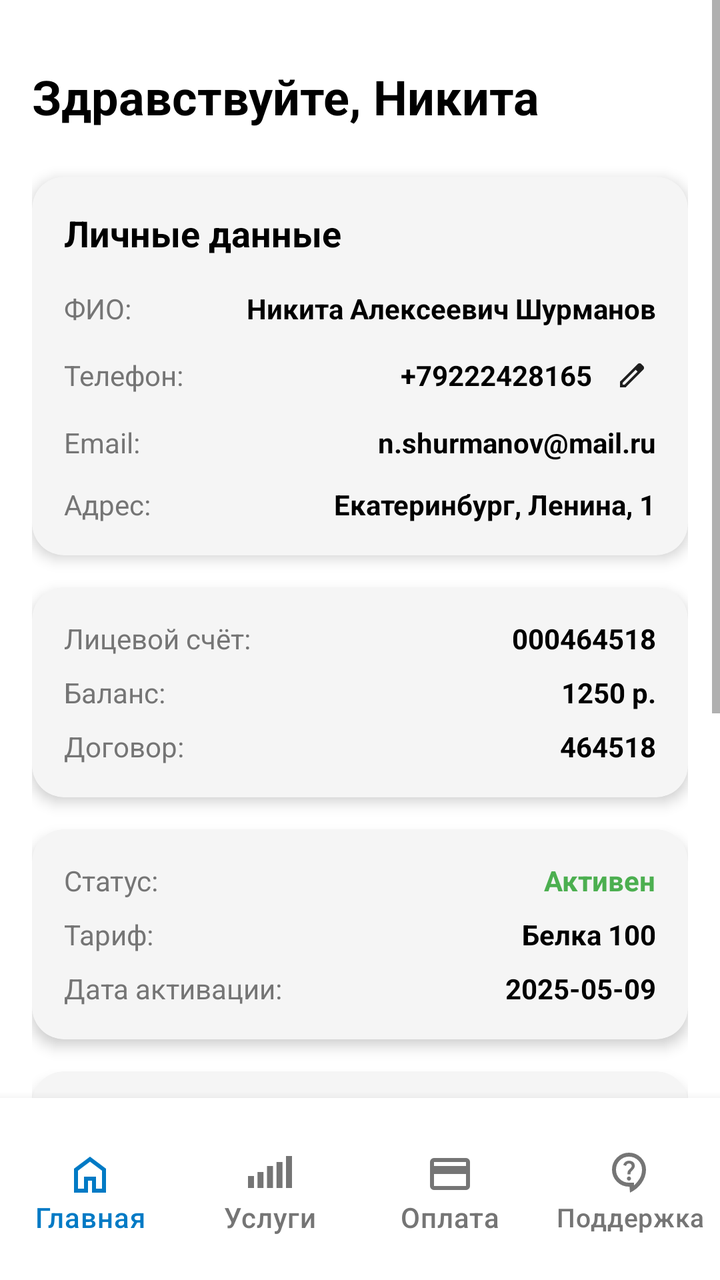
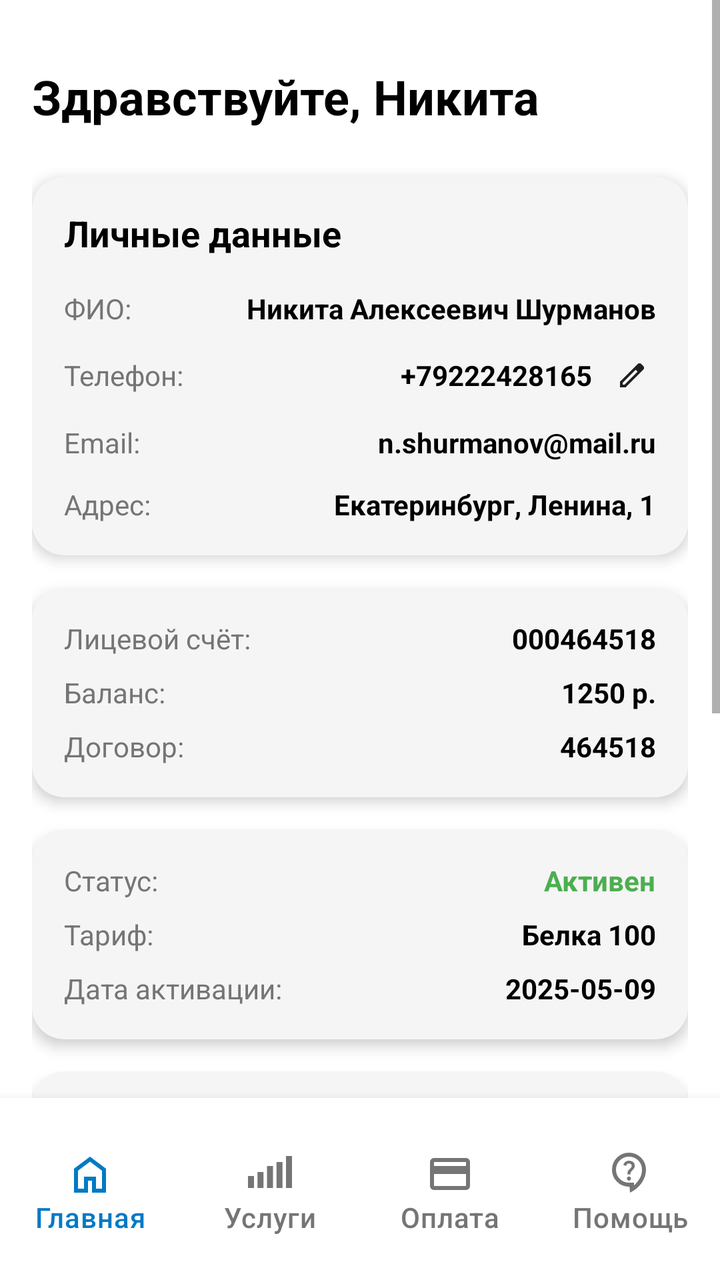

Two renders of the same Android screen: before a commit and after it. Below are the layout's source before the change and the commit's diff.
<!-- AndroidManifest.xml: application theme Theme.CarbonLK -->
<!-- res/layout/activity_main.xml -->
<?xml version="1.0" encoding="utf-8"?>
<androidx.constraintlayout.widget.ConstraintLayout
    xmlns:android="http://schemas.android.com/apk/res/android"
    xmlns:app="http://schemas.android.com/apk/res-auto"
    android:layout_width="match_parent"
    android:layout_height="match_parent"
    android:background="@color/white">

    
    <ScrollView
        android:id="@+id/scrollView"
        android:layout_width="match_parent"
        android:layout_height="0dp"
        android:fillViewport="true"
        app:layout_constraintTop_toTopOf="parent"
        app:layout_constraintBottom_toTopOf="@id/bottomNavigation"
        app:layout_constraintStart_toStartOf="parent"
        app:layout_constraintEnd_toEndOf="parent">

        <androidx.constraintlayout.widget.ConstraintLayout
            android:layout_width="match_parent"
            android:layout_height="wrap_content"
            android:padding="16dp"
            android:paddingBottom="16dp">

            
            <TextView
                android:id="@+id/greetingTextView"
                android:layout_width="wrap_content"
                android:layout_height="wrap_content"
                android:text="Здравствуйте, Никита"
                android:textSize="24sp"
                android:textStyle="bold"
                android:textColor="@color/black"
                app:layout_constraintTop_toTopOf="parent"
                app:layout_constraintStart_toStartOf="parent"
                android:layout_marginTop="16dp" />

            
            <androidx.cardview.widget.CardView
                android:id="@+id/personalDataCard"
                android:layout_width="0dp"
                android:layout_height="wrap_content"
                app:cardCornerRadius="16dp"
                app:cardElevation="4dp"
                app:cardBackgroundColor="@color/light_gray"
                app:contentPadding="16dp"
                app:layout_constraintTop_toBottomOf="@id/greetingTextView"
                app:layout_constraintStart_toStartOf="parent"
                app:layout_constraintEnd_toEndOf="parent"
                android:layout_marginTop="24dp">

                <LinearLayout
                    android:layout_width="match_parent"
                    android:layout_height="wrap_content"
                    android:orientation="vertical">

                    
                    <TextView
                        android:id="@+id/personalDataTitle"
                        android:layout_width="wrap_content"
                        android:layout_height="wrap_content"
                        android:text="Личные данные"
                        android:textSize="18sp"
                        android:textStyle="bold"
                        android:textColor="@color/black"
                        android:layout_marginBottom="16dp" />

                    
                    <LinearLayout
                        android:layout_width="match_parent"
                        android:layout_height="wrap_content"
                        android:orientation="horizontal"
                        android:gravity="center_vertical"
                        android:layout_marginBottom="12dp">

                        <TextView
                            android:id="@+id/userNameLabel"
                            android:layout_width="0dp"
                            android:layout_height="wrap_content"
                            android:layout_weight="1"
                            android:text="ФИО:"
                            android:textSize="14sp"
                            android:textColor="@color/dark_gray" />

                        <TextView
                            android:id="@+id/userName"
                            android:layout_width="wrap_content"
                            android:layout_height="wrap_content"
                            android:text="Никита Алексеевич Шурманов"
                            android:textSize="14sp"
                            android:textStyle="bold"
                            android:textColor="@color/black" />

                    </LinearLayout>

                    
                    <LinearLayout
                        android:layout_width="match_parent"
                        android:layout_height="wrap_content"
                        android:orientation="horizontal"
                        android:gravity="center_vertical"
                        android:layout_marginBottom="12dp">

                        <TextView
                            android:id="@+id/userPhoneLabel"
                            android:layout_width="0dp"
                            android:layout_height="wrap_content"
                            android:layout_weight="1"
                            android:text="Телефон:"
                            android:textSize="14sp"
                            android:textColor="@color/dark_gray" />

                        <TextView
                            android:id="@+id/userPhone"
                            android:layout_width="wrap_content"
                            android:layout_height="wrap_content"
                            android:text="+79222428165"
                            android:textSize="14sp"
                            android:textStyle="bold"
                            android:textColor="@color/black" />

                        <ImageView
                            android:id="@+id/editButton"
                            android:layout_width="24dp"
                            android:layout_height="24dp"
                            android:src="@drawable/ic_edit"
                            android:contentDescription="Редактировать телефон"
                            android:padding="4dp"
                            android:clickable="true"
                            android:focusable="true"
                            android:background="?android:attr/selectableItemBackgroundBorderless"
                            android:layout_marginStart="8dp" />

                    </LinearLayout>

                    
                    <LinearLayout
                        android:layout_width="match_parent"
                        android:layout_height="wrap_content"
                        android:orientation="horizontal"
                        android:gravity="center_vertical"
                        android:layout_marginBottom="12dp">

                        <TextView
                            android:id="@+id/userEmailLabel"
                            android:layout_width="0dp"
                            android:layout_height="wrap_content"
                            android:layout_weight="1"
                            android:text="Email:"
                            android:textSize="14sp"
                            android:textColor="@color/dark_gray" />

                        <TextView
                            android:id="@+id/userEmail"
                            android:layout_width="wrap_content"
                            android:layout_height="wrap_content"
                            android:text="n.shurmanov@mail.ru"
                            android:textSize="14sp"
                            android:textStyle="bold"
                            android:textColor="@color/black" />

                    </LinearLayout>

                    
                    <LinearLayout
                        android:layout_width="match_parent"
                        android:layout_height="wrap_content"
                        android:orientation="horizontal"
                        android:gravity="center_vertical"
                        android:layout_marginBottom="0dp">

                        <TextView
                            android:id="@+id/userAddressLabel"
                            android:layout_width="0dp"
                            android:layout_height="wrap_content"
                            android:layout_weight="1"
                            android:text="Адрес:"
                            android:textSize="14sp"
                            android:textColor="@color/dark_gray" />

                        <TextView
                            android:id="@+id/userAddress"
                            android:layout_width="wrap_content"
                            android:layout_height="wrap_content"
                            android:text="Екатеринбург, Ленина, 1"
                            android:textSize="14sp"
                            android:textStyle="bold"
                            android:textColor="@color/black" />

                    </LinearLayout>

                </LinearLayout>

            </androidx.cardview.widget.CardView>

            
            <androidx.cardview.widget.CardView
                android:id="@+id/accountCard"
                android:layout_width="0dp"
                android:layout_height="wrap_content"
                app:cardCornerRadius="16dp"
                app:cardElevation="4dp"
                app:cardBackgroundColor="@color/light_gray"
                app:contentPadding="16dp"
                app:layout_constraintTop_toBottomOf="@id/personalDataCard"
                app:layout_constraintStart_toStartOf="parent"
                app:layout_constraintEnd_toEndOf="parent"
                android:layout_marginTop="16dp">

                <LinearLayout
                    android:layout_width="match_parent"
                    android:layout_height="wrap_content"
                    android:orientation="vertical">

                    
                    <LinearLayout
                        android:layout_width="match_parent"
                        android:layout_height="wrap_content"
                        android:orientation="horizontal"
                        android:gravity="center_vertical"
                        android:layout_marginBottom="8dp">

                        <TextView
                            android:id="@+id/accountNumberLabel"
                            android:layout_width="0dp"
                            android:layout_height="wrap_content"
                            android:layout_weight="1"
                            android:text="Лицевой счёт:"
                            android:textSize="14sp"
                            android:textColor="@color/dark_gray" />

                        <TextView
                            android:id="@+id/accountNumberValue"
                            android:layout_width="wrap_content"
                            android:layout_height="wrap_content"
                            android:text="000464518"
                            android:textSize="14sp"
                            android:textStyle="bold"
                            android:textColor="@color/black" />

                    </LinearLayout>

                    
                    <LinearLayout
                        android:layout_width="match_parent"
                        android:layout_height="wrap_content"
                        android:orientation="horizontal"
                        android:gravity="center_vertical"
                        android:layout_marginBottom="8dp">

                        <TextView
                            android:id="@+id/balanceLabel"
                            android:layout_width="0dp"
                            android:layout_height="wrap_content"
                            android:layout_weight="1"
                            android:text="Баланс:"
                            android:textSize="14sp"
                            android:textColor="@color/dark_gray" />

                        <TextView
                            android:id="@+id/balanceValue"
                            android:layout_width="wrap_content"
                            android:layout_height="wrap_content"
                            android:text="1250 р."
                            android:textSize="14sp"
                            android:textStyle="bold"
                            android:textColor="@color/black" />

                    </LinearLayout>

                    
                    <LinearLayout
                        android:layout_width="match_parent"
                        android:layout_height="wrap_content"
                        android:orientation="horizontal"
                        android:gravity="center_vertical"
                        android:layout_marginBottom="0dp">

                        <TextView
                            android:id="@+id/contractLabel"
                            android:layout_width="0dp"
                            android:layout_height="wrap_content"
                            android:layout_weight="1"
                            android:text="Договор:"
                            android:textSize="14sp"
                            android:textColor="@color/dark_gray" />

                        <TextView
                            android:id="@+id/contractValue"
                            android:layout_width="wrap_content"
                            android:layout_height="wrap_content"
                            android:text="464518"
                            android:textSize="14sp"
                            android:textStyle="bold"
                            android:textColor="@color/black" />

                    </LinearLayout>

                </LinearLayout>

            </androidx.cardview.widget.CardView>

            
            <androidx.cardview.widget.CardView
                android:id="@+id/statusCard"
                android:layout_width="0dp"
                android:layout_height="wrap_content"
                app:cardCornerRadius="16dp"
                app:cardElevation="4dp"
                app:cardBackgroundColor="@color/light_gray"
                app:contentPadding="16dp"
                app:layout_constraintTop_toBottomOf="@id/accountCard"
                app:layout_constraintStart_toStartOf="parent"
                app:layout_constraintEnd_toEndOf="parent"
                android:layout_marginTop="16dp">

                <LinearLayout
                    android:layout_width="match_parent"
                    android:layout_height="wrap_content"
                    android:orientation="vertical">

                    
                    <LinearLayout
                        android:layout_width="match_parent"
                        android:layout_height="wrap_content"
                        android:orientation="horizontal"
                        android:gravity="center_vertical"
                        android:layout_marginBottom="8dp">

                        <TextView
                            android:id="@+id/statusLabel"
                            android:layout_width="0dp"
                            android:layout_height="wrap_content"
                            android:layout_weight="1"
                            android:text="Статус:"
                            android:textSize="14sp"
                            android:textColor="@color/dark_gray" />

                        <TextView
                            android:id="@+id/statusValue"
                            android:layout_width="wrap_content"
                            android:layout_height="wrap_content"
                            android:text="Активен"
                            android:textSize="14sp"
                            android:textStyle="bold"
                            android:textColor="@color/green" />

                    </LinearLayout>

                    
                    <LinearLayout
                        android:layout_width="match_parent"
                        android:layout_height="wrap_content"
                        android:orientation="horizontal"
                        android:gravity="center_vertical"
                        android:layout_marginBottom="8dp">

                        <TextView
                            android:id="@+id/tariffLabel"
                            android:layout_width="0dp"
                            android:layout_height="wrap_content"
                            android:layout_weight="1"
                            android:text="Тариф:"
                            android:textSize="14sp"
                            android:textColor="@color/dark_gray" />

                        <TextView
                            android:id="@+id/tariffValue"
                            android:layout_width="wrap_content"
                            android:layout_height="wrap_content"
                            android:text="Белка 100"
                            android:textSize="14sp"
                            android:textStyle="bold"
                            android:textColor="@color/black" />

                    </LinearLayout>

                    
                    <LinearLayout
                        android:layout_width="match_parent"
                        android:layout_height="wrap_content"
                        android:orientation="horizontal"
                        android:gravity="center_vertical"
                        android:layout_marginBottom="0dp">

                        <TextView
                            android:id="@+id/activationDateLabel"
                            android:layout_width="0dp"
                            android:layout_height="wrap_content"
                            android:layout_weight="1"
                            android:text="Дата активации:"
                            android:textSize="14sp"
                            android:textColor="@color/dark_gray" />

                        <TextView
                            android:id="@+id/activationDateValue"
                            android:layout_width="wrap_content"
                            android:layout_height="wrap_content"
                            android:text="2025-05-09"
                            android:textSize="14sp"
                            android:textStyle="bold"
                            android:textColor="@color/black" />

                    </LinearLayout>

                </LinearLayout>

            </androidx.cardview.widget.CardView>

            
            <androidx.cardview.widget.CardView
                android:id="@+id/blockingCard"
                android:layout_width="0dp"
                android:layout_height="wrap_content"
                app:cardCornerRadius="16dp"
                app:cardElevation="4dp"
                app:cardBackgroundColor="@color/light_gray"
                app:contentPadding="16dp"
                app:layout_constraintTop_toBottomOf="@id/statusCard"
                app:layout_constraintStart_toStartOf="parent"
                app:layout_constraintEnd_toEndOf="parent"
                android:layout_marginTop="16dp"
                android:clickable="true"
                android:focusable="true"
                android:foreground="?android:attr/selectableItemBackground">

                <LinearLayout
                    android:layout_width="match_parent"
                    android:layout_height="wrap_content"
                    android:orientation="horizontal"
                    android:gravity="center_vertical">

                    <TextView
                        android:id="@+id/blockingTitle"
                        android:layout_width="0dp"
                        android:layout_height="wrap_content"
                        android:layout_weight="1"
                        android:text="Добровольная блокировка"
                        android:textSize="18sp"
                        android:textStyle="bold"
                        android:textColor="@color/black" />

                    <TextView
                        android:id="@+id/blockingDate"
                        android:layout_width="wrap_content"
                        android:layout_height="wrap_content"
                        android:text="Не выбрано"
                        android:textSize="16sp"
                        android:textColor="@color/dark_gray" />

                </LinearLayout>

            </androidx.cardview.widget.CardView>

            
            <androidx.cardview.widget.CardView
                android:id="@+id/expensesCard"
                android:layout_width="0dp"
                android:layout_height="wrap_content"
                app:cardCornerRadius="16dp"
                app:cardElevation="4dp"
                app:cardBackgroundColor="@color/light_gray"
                app:contentPadding="16dp"
                app:layout_constraintTop_toBottomOf="@id/blockingCard"
                app:layout_constraintStart_toStartOf="parent"
                app:layout_constraintEnd_toEndOf="parent"
                android:layout_marginTop="16dp">

                <LinearLayout
                    android:layout_width="match_parent"
                    android:layout_height="wrap_content"
                    android:orientation="vertical">

                    <TextView
                        android:id="@+id/expensesTitle"
                        android:layout_width="wrap_content"
                        android:layout_height="wrap_content"
                        android:text="Расходы за месяц:"
                        android:textSize="16sp"
                        android:textStyle="bold"
                        android:textColor="@color/black"
                        android:layout_marginBottom="12dp" />

                    <LinearLayout
                        android:layout_width="match_parent"
                        android:layout_height="wrap_content"
                        android:orientation="horizontal"
                        android:gravity="center_vertical"
                        android:layout_marginBottom="8dp">

                        <TextView
                            android:id="@+id/trafficLabel"
                            android:layout_width="0dp"
                            android:layout_height="wrap_content"
                            android:layout_weight="1"
                            android:text="Трафик 100 Мбит"
                            android:textSize="14sp"
                            android:textColor="@color/black" />

                        <TextView
                            android:id="@+id/trafficExpense"
                            android:layout_width="wrap_content"
                            android:layout_height="wrap_content"
                            android:text="0 р."
                            android:textSize="14sp"
                            android:textStyle="bold"
                            android:textColor="@color/black" />

                    </LinearLayout>

                    <LinearLayout
                        android:layout_width="match_parent"
                        android:layout_height="wrap_content"
                        android:orientation="horizontal"
                        android:gravity="center_vertical"
                        android:layout_marginBottom="0dp">

                        <TextView
                            android:id="@+id/subscriptionLabel"
                            android:layout_width="0dp"
                            android:layout_height="wrap_content"
                            android:layout_weight="1"
                            android:text="Абонентская плата"
                            android:textSize="14sp"
                            android:textColor="@color/black" />

                        <TextView
                            android:id="@+id/subscriptionExpense"
                            android:layout_width="wrap_content"
                            android:layout_height="wrap_content"
                            android:text="890 р."
                            android:textSize="14sp"
                            android:textStyle="bold"
                            android:textColor="@color/black" />

                    </LinearLayout>

                </LinearLayout>

            </androidx.cardview.widget.CardView>

            
            <androidx.cardview.widget.CardView
                android:id="@+id/settingsCard"
                android:layout_width="0dp"
                android:layout_height="wrap_content"
                app:cardCornerRadius="16dp"
                app:cardElevation="4dp"
                app:cardBackgroundColor="@color/light_gray"
                app:contentPadding="16dp"
                app:layout_constraintTop_toBottomOf="@id/expensesCard"
                app:layout_constraintStart_toStartOf="parent"
                app:layout_constraintEnd_toEndOf="parent"
                android:layout_marginTop="16dp"
                android:clickable="true"
                android:focusable="true"
                android:foreground="?android:attr/selectableItemBackground">

                <LinearLayout
                    android:layout_width="match_parent"
                    android:layout_height="wrap_content"
                    android:orientation="horizontal"
                    android:gravity="center_vertical">

                    <TextView
                        android:layout_width="0dp"
                        android:layout_height="wrap_content"
                        android:layout_weight="1"
                        android:text="Настройки приложения"
                        android:textSize="16sp"
                        android:textColor="@color/black" />

                    <ImageView
                        android:layout_width="24dp"
                        android:layout_height="24dp"
                        android:src="@drawable/ic_settings"
                        android:contentDescription="Настройки" />

                </LinearLayout>

            </androidx.cardview.widget.CardView>

            
            <Space
                android:layout_width="match_parent"
                android:layout_height="16dp"
                app:layout_constraintTop_toBottomOf="@id/settingsCard"
                app:layout_constraintStart_toStartOf="parent"
                app:layout_constraintEnd_toEndOf="parent" />

        </androidx.constraintlayout.widget.ConstraintLayout>

    </ScrollView>

    
    <LinearLayout
        android:id="@+id/bottomNavigation"
        android:layout_width="match_parent"
        android:layout_height="wrap_content"
        android:orientation="horizontal"
        android:gravity="center"
        android:background="@color/white"
        android:elevation="8dp"
        android:paddingVertical="8dp"
        app:layout_constraintBottom_toBottomOf="parent"
        app:layout_constraintStart_toStartOf="parent"
        app:layout_constraintEnd_toEndOf="parent">

        <com.google.android.material.button.MaterialButton
            android:id="@+id/navHome"
            style="@style/NavigationButton.Active"
            android:layout_width="0dp"
            android:layout_height="wrap_content"
            android:layout_weight="1"
            android:text="Главная"
            android:textColor="@color/purple_500"
            app:icon="@drawable/ic_home"
            app:iconGravity="textTop" />

        <com.google.android.material.button.MaterialButton
            android:id="@+id/navServices"
            style="@style/NavigationButton"
            android:layout_width="0dp"
            android:layout_height="wrap_content"
            android:layout_weight="1"
            android:text="Услуги"
            android:textColor="@color/dark_gray"
            app:icon="@drawable/ic_services"
            app:iconGravity="textTop" />

        <com.google.android.material.button.MaterialButton
            android:id="@+id/navPayment"
            style="@style/NavigationButton"
            android:layout_width="0dp"
            android:layout_height="wrap_content"
            android:layout_weight="1"
            android:text="Оплата"
            android:textColor="@color/dark_gray"
            app:icon="@drawable/ic_card"
            app:iconGravity="textTop" />

        <com.google.android.material.button.MaterialButton
            android:id="@+id/navSupport"
            style="@style/NavigationButton"
            android:layout_width="0dp"
            android:layout_height="wrap_content"
            android:layout_weight="1"
            android:text="Поддержка"
            android:textColor="@color/dark_gray"
            app:icon="@drawable/ic_support"
            app:iconGravity="textTop" />

    </LinearLayout>

</androidx.constraintlayout.widget.ConstraintLayout>
<!-- resources referenced by this layout -->
<resources>
  <color name="black">#000000</color>
  <color name="dark_gray">#757575</color>
  <color name="green">#4CAF50</color>
  <color name="light_gray">#F5F5F5</color>
  <color name="purple_500">#007Ac5</color>
  <color name="white">#FFFFFF</color>
  <!-- drawable ic_card (drawable) -->
  <vector xmlns:android="http://schemas.android.com/apk/res/android"
      android:width="24dp"
      android:height="24dp"
      android:viewportWidth="960"
      android:viewportHeight="960">
    <path
        android:pathData="M880,240v480q0,33 -23.5,56.5T800,800L160,800q-33,0 -56.5,-23.5T80,720v-480q0,-33 23.5,-56.5T160,160h640q33,0 56.5,23.5T880,240ZM160,320h640v-80L160,240v80ZM160,480v240h640v-240L160,480ZM160,720v-480,480Z"
        android:fillColor="#1f1f1f"/>
  </vector>
  <!-- drawable ic_edit (drawable) -->
  <vector xmlns:android="http://schemas.android.com/apk/res/android"
      android:width="24dp"
      android:height="24dp"
      android:viewportWidth="960"
      android:viewportHeight="960">
    <path
        android:pathData="M200,760h57l391,-391 -57,-57 -391,391v57ZM120,840v-170l528,-527q12,-11 26.5,-17t30.5,-6q16,0 31,6t26,18l55,56q12,11 17.5,26t5.5,30q0,16 -5.5,30.5T817,313L290,840L120,840ZM760,256 L704,200 760,256ZM619,341 L591,312 648,369 619,341Z"
        android:fillColor="#1f1f1f"/>
  </vector>
  <!-- drawable ic_home (drawable) -->
  <vector xmlns:android="http://schemas.android.com/apk/res/android"
      android:width="24dp"
      android:height="24dp"
      android:viewportWidth="960"
      android:viewportHeight="960">
    <path
        android:pathData="M240,760h120v-240h240v240h120v-360L480,220 240,400v360ZM160,840v-480l320,-240 320,240v480L520,840v-240h-80v240L160,840ZM480,490Z"
        android:fillColor="#1f1f1f"/>
  </vector>
  <!-- drawable ic_services (drawable) -->
  <vector xmlns:android="http://schemas.android.com/apk/res/android"
      android:width="24dp"
      android:height="24dp"
      android:viewportWidth="960"
      android:viewportHeight="960">
    <path
        android:pathData="M40,800v-240h120v240L40,800ZM230,800v-320h120v320L230,800ZM420,800v-440h120v440L420,800ZM610,800v-520h120v520L610,800ZM800,800v-640h120v640L800,800Z"
        android:fillColor="#1f1f1f"/>
  </vector>
  <style name="NavigationButton" parent="Widget.MaterialComponents.Button.TextButton">
          <item name="android:textSize">14sp</item>
          <item name="android:textColor">@color/dark_gray</item>
          <item name="android:padding">8dp</item>
          <item name="android:letterSpacing">0.02</item>
          <item name="android:maxLines">1</item>
          <item name="android:autoSizeTextType">uniform</item>
          <item name="android:autoSizeMinTextSize">10sp</item>
          <item name="android:autoSizeMaxTextSize">14sp</item>
          <item name="iconTint">@color/dark_gray</item>  
          <item name="android:textAllCaps">false</item>  
      </style>
  <style name="NavigationButton.Active" parent="NavigationButton">
          <item name="android:maxLines">1</item>
          <item name="android:autoSizeTextType">uniform</item>
          <item name="android:autoSizeMinTextSize">10sp</item>
          <item name="android:autoSizeMaxTextSize">14sp</item>
          <item name="android:textColor">@color/purple_500</item>
          <item name="iconTint">@color/purple_500</item>  
      </style>
  <style name="Theme.CarbonLK" parent="Base.Theme.CarbonLK">
          
          <item name="android:textColor">@color/black</item>
          
          <item name="colorPrimary">@color/purple_500</item>
      </style>
  <style name="Base.Theme.CarbonLK" parent="Theme.MaterialComponents.Light.NoActionBar">
          <item name="colorPrimary">#007Ac5</item>
          <item name="colorPrimaryVariant">#0062a0</item>
          <item name="colorOnPrimary">#FFFFFF</item>
          <item name="colorSecondary">#007Ac5</item>
          <item name="colorSecondaryVariant">#0062a0</item>
          <item name="colorOnSecondary">#FFFFFF</item>
          <item name="android:windowBackground">@color/white</item>
      </style>
  <!-- unchanged entries left out for length: 2 -->
</resources>

<!-- the commit's change to res/layout/activity_main.xml (unified diff, before → after) -->
@@ -646,7 +646,7 @@
             android:layout_width="0dp"
             android:layout_height="wrap_content"
             android:layout_weight="1"
-            android:text="Поддержка"
+            android:text="Помощь"
             android:textColor="@color/dark_gray"
             app:icon="@drawable/ic_support"
             app:iconGravity="textTop" />
